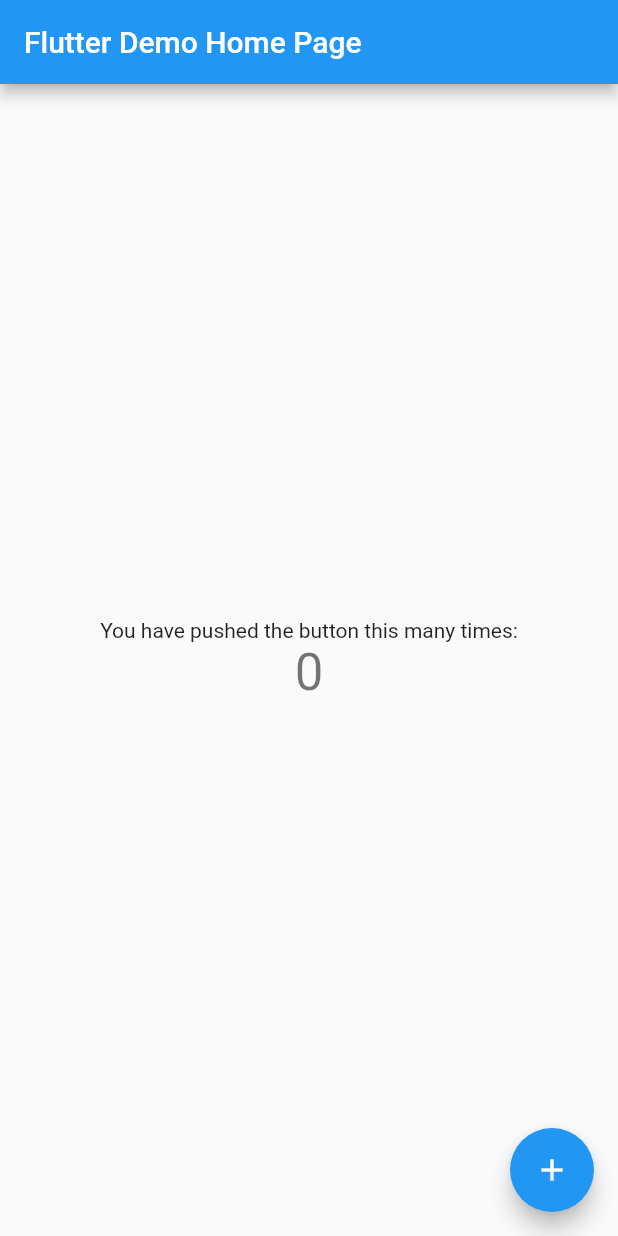
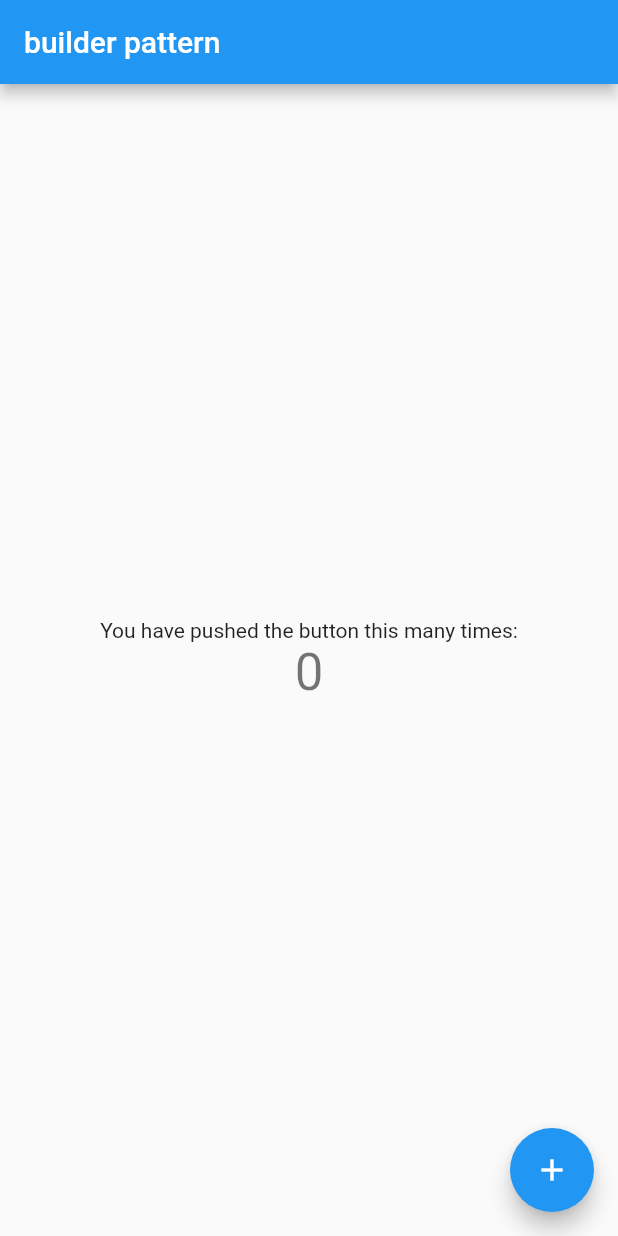
Before and after one commit to arash-mohammadi/builder, a Flutter app: the screen it shows after launch, on a phone screen of 412 x 824 dp. Run offline on Flutter 3.47's test engine with Material 2 defaults, Android fonts, the phone set to English and light mode, and no system bars.

Commit message:
Update main.dart

```diff
--- a/lib/main.dart
+++ b/lib/main.dart
@@ -24,7 +24,7 @@ class MyApp extends StatelessWidget {
         // is not restarted.
         primarySwatch: Colors.blue,
       ),
-      home: const MyHomePage(title: 'Flutter Demo Home Page'),
+      home: const MyHomePage(title: 'builder pattern'),
     );
   }
 }
```
